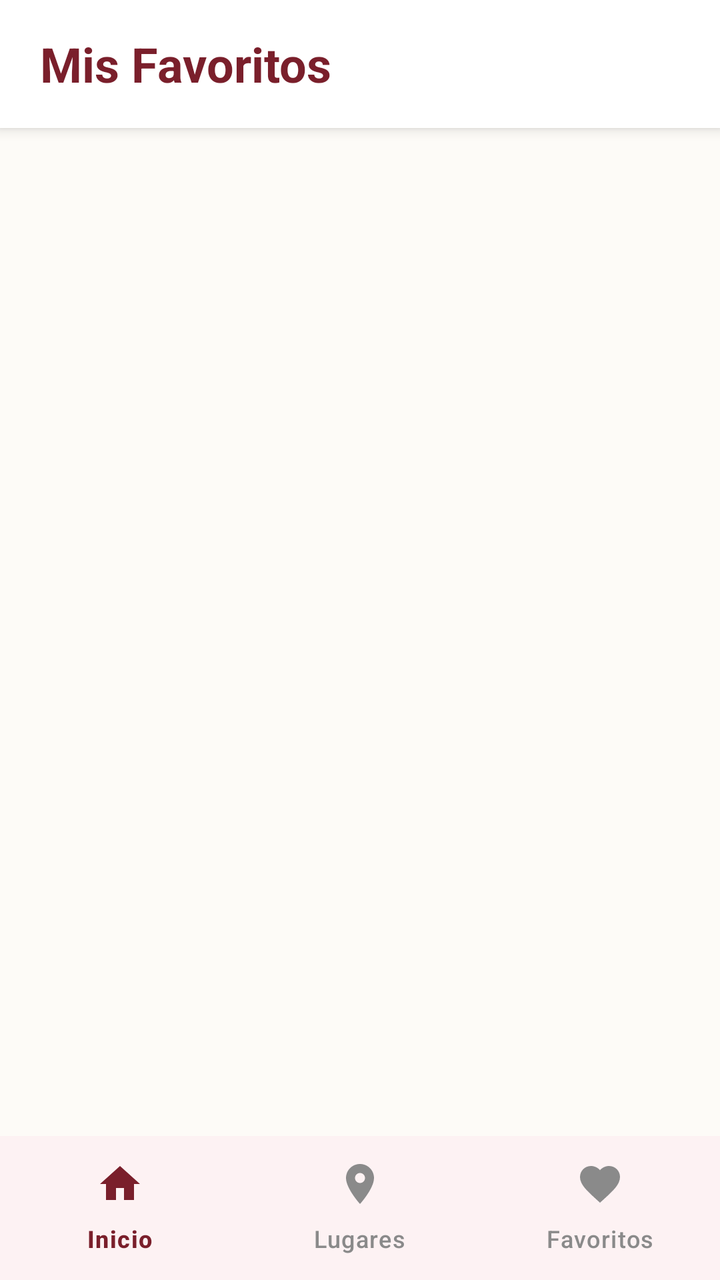
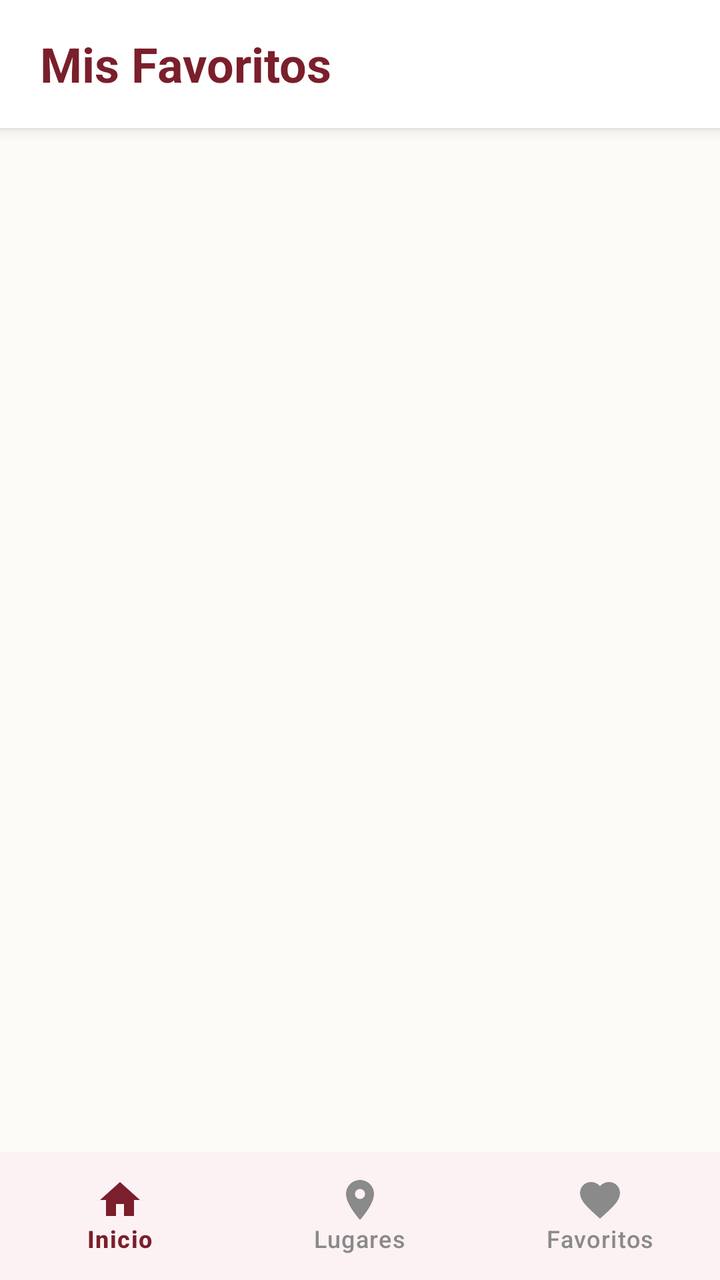

Screens rendered from an Android XML layout before and after an edit, with the pre-edit source and the edit as a unified diff.
<!-- AndroidManifest.xml: application theme Theme.ITANES_La_Libertad -->
<!-- res/layout/activity_favorites.xml -->
<?xml version="1.0" encoding="utf-8"?>
<RelativeLayout xmlns:android="http://schemas.android.com/apk/res/android"
    xmlns:app="http://schemas.android.com/apk/res-auto"
    android:layout_width="match_parent"
    android:layout_height="match_parent"
    android:background="@color/color_background">

    
    <LinearLayout
        android:id="@+id/headerFavorites"
        android:layout_width="match_parent"
        android:layout_height="64dp"
        android:background="@color/color_surface"
        android:elevation="4dp"
        android:gravity="center_vertical"
        android:orientation="horizontal"
        android:paddingHorizontal="20dp">

        <TextView
            android:layout_width="0dp"
            android:layout_height="wrap_content"
            android:layout_weight="1"
            android:text="@string/favorites_title"
            android:textColor="@color/color_primary"
            android:textSize="24sp"
            android:textStyle="bold" />
    </LinearLayout>

    
    <LinearLayout
        android:id="@+id/layoutEmptyState"
        android:layout_width="match_parent"
        android:layout_height="match_parent"
        android:layout_above="@+id/bottomNavigation"
        android:layout_below="@id/headerFavorites"
        android:gravity="center"
        android:orientation="vertical"
        android:padding="24dp"
        android:visibility="gone">

        <ImageView
            android:layout_width="120dp"
            android:layout_height="120dp"
            android:src="@drawable/ic_favorite"
            app:tint="@color/badge_bg"
            android:contentDescription="@string/favorites_empty_title" />

        <TextView
            android:layout_width="wrap_content"
            android:layout_height="wrap_content"
            android:layout_marginTop="20dp"
            android:text="@string/favorites_empty_title"
            android:textColor="@color/text_primary"
            android:textSize="20sp"
            android:textStyle="bold"
            android:gravity="center" />

        <TextView
            android:layout_width="wrap_content"
            android:layout_height="wrap_content"
            android:layout_marginTop="8dp"
            android:text="@string/favorites_empty_subtitle"
            android:textColor="@color/text_secondary"
            android:textSize="15sp"
            android:gravity="center" />
    </LinearLayout>

    
    <androidx.recyclerview.widget.RecyclerView
        android:id="@+id/recyclerViewFavorites"
        android:layout_width="match_parent"
        android:layout_height="match_parent"
        android:layout_above="@+id/bottomNavigation"
        android:layout_below="@id/headerFavorites"
        android:clipToPadding="false"
        android:padding="8dp"
        app:layoutManager="androidx.recyclerview.widget.LinearLayoutManager" />

    
    <com.google.android.material.bottomnavigation.BottomNavigationView
        android:id="@+id/bottomNavigation"
        android:layout_width="match_parent"
        android:layout_height="72dp"
        android:layout_alignParentBottom="true"
        android:background="@color/color_nav_bg"
        app:itemIconTint="@drawable/nav_item_color_state"
        app:itemTextColor="@drawable/nav_item_color_state"
        app:itemRippleColor="@color/color_nav_indicator"
        app:itemActiveIndicatorStyle="@style/App.CustomIndicator"
        app:elevation="0dp"
        app:menu="@menu/bottom_navigation_menu"
        app:labelVisibilityMode="labeled" />

</RelativeLayout>
<!-- resources referenced by this layout -->
<resources>
  <color name="badge_bg">#FFF8E1</color>
  <color name="color_background">#FDFBF7</color>
  <color name="color_nav_bg">#FDF2F3</color>
  <color name="color_nav_indicator">#F5D6D9</color>
  <color name="color_primary">#7A1F2B</color>
  <color name="color_surface">#FFFFFF</color>
  <color name="text_primary">#1A1A1A</color>
  <color name="text_secondary">#5A5A5A</color>
  <!-- drawable ic_favorite (drawable) -->
  <vector xmlns:android="http://schemas.android.com/apk/res/android"
      android:width="24dp"
      android:height="24dp"
      android:viewportWidth="24"
      android:viewportHeight="24">
    <path
        android:fillColor="#FF000000"
        android:pathData="M12,21.35l-1.45,-1.32C5.4,15.36 2,12.28 2,8.5 2,5.42 4.42,3 7.5,3c1.74,0 3.41,0.81 4.5,2.09C13.09,3.81 14.76,3 16.5,3 19.58,3 22,5.42 22,8.5c0,3.78 -3.4,6.86 -8.55,11.54L12,21.35z"/>
  </vector>
  <!-- drawable nav_item_color_state (drawable) -->
  <selector xmlns:android="http://schemas.android.com/apk/res/android">
      <item android:state_checked="true" android:color="@color/color_nav_selected" />
      <item android:color="@color/color_nav_unselected" />
  </selector>
  <string name="favorites_empty_subtitle">Guarda lugares para encontrarlos rápidamente aquí</string>
  <string name="favorites_empty_title">Aún no tienes lugares favoritos</string>
  <string name="favorites_title">Mis Favoritos</string>
  <style name="App.CustomIndicator" parent="Widget.Material3.BottomNavigationView.ActiveIndicator">
          <item name="android:color">@color/color_nav_indicator</item>
          <item name="android:width">60dp</item>
          <item name="android:height">40dp</item>
      </style>
  <style name="Theme.ITANES_La_Libertad" parent="Base.Theme.ITANES_La_Libertad" />
  <color name="color_nav_selected">#7A1F2B</color>
  <color name="color_nav_unselected">#8A8A8A</color>
  <style name="Base.Theme.ITANES_La_Libertad" parent="Theme.Material3.DayNight.NoActionBar">
          
          <item name="colorPrimary">@color/color_primary</item>
          <item name="colorOnPrimary">@color/text_on_primary</item>
          <item name="colorSecondary">@color/color_secondary</item>
          <item name="android:windowBackground">@color/color_background</item>
          <item name="colorSurface">@color/color_surface</item>
          <item name="colorError">@color/color_error</item>
      </style>
  <color name="text_on_primary">#FFFFFF</color>
  <color name="color_secondary">#C58B2A</color>
  <color name="color_error">#B3261E</color>
</resources>

<!-- the commit's change to res/layout/activity_favorites.xml (unified diff, before → after) -->
@@ -1,6 +1,7 @@
 <?xml version="1.0" encoding="utf-8"?>
 <RelativeLayout xmlns:android="http://schemas.android.com/apk/res/android"
     xmlns:app="http://schemas.android.com/apk/res-auto"
+    android:id="@+id/main"
     android:layout_width="match_parent"
     android:layout_height="match_parent"
     android:background="@color/color_background">
@@ -80,8 +81,9 @@
     <com.google.android.material.bottomnavigation.BottomNavigationView
         android:id="@+id/bottomNavigation"
         android:layout_width="match_parent"
-        android:layout_height="72dp"
+        android:layout_height="wrap_content"
         android:layout_alignParentBottom="true"
+        android:minHeight="64dp"
         android:background="@color/color_nav_bg"
         app:itemIconTint="@drawable/nav_item_color_state"
         app:itemTextColor="@drawable/nav_item_color_state"
